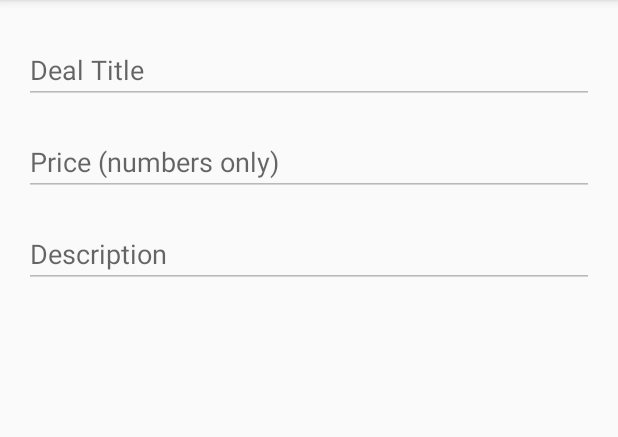
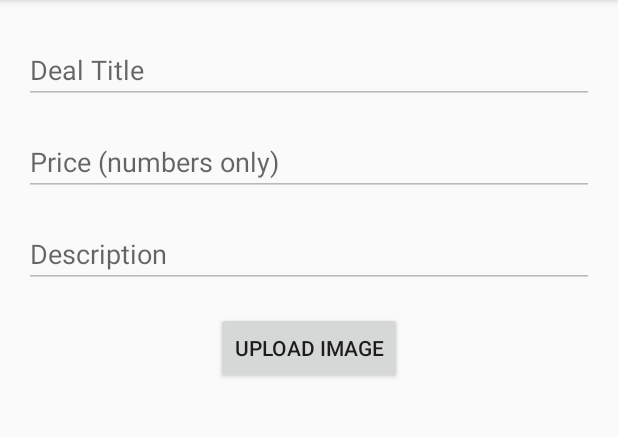
Before and after one commit to SpheleleZondo86/Travelmantics, an Android app: the DealActivity screen opened directly, with no data from a screen before it, on a phone screen of 412 x 824 dp, the part 84-521 px from its top. Run offline under Robolectric (Android 15) with nearby library versions, the phone set to English and light mode, and no system bars; our stand-ins replace Firebase (no records; nobody signed in at launch, a user with empty details on screens opened directly), Picasso; libraries missing offline, so code that uses them is left out: com.firebase.ui.

Commit message:
Upload image, Picasso draw image

```diff
--- a/app/build.gradle
+++ b/app/build.gradle
@@ -31,6 +31,8 @@ dependencies {
     androidTestImplementation 'androidx.test:runner:1.2.0'
     androidTestImplementation 'androidx.test.espresso:espresso-core:3.2.0'
     implementation 'com.google.firebase:firebase-database:18.0.1'
+    implementation 'com.google.firebase:firebase-storage:18.1.1'
     implementation 'androidx.recyclerview:recyclerview:1.0.0'
+    implementation 'com.squareup.picasso:picasso:2.71828'
 }
 apply plugin: 'com.google.gms.google-services'
--- a/app/src/main/java/com/example/travelmantics/DealActivity.java
+++ b/app/src/main/java/com/example/travelmantics/DealActivity.java
@@ -1,35 +1,48 @@
 package com.example.travelmantics;
 
 import androidx.annotation.NonNull;
+import androidx.annotation.Nullable;
 import androidx.appcompat.app.AppCompatActivity;
 
 import android.content.Intent;
+import android.content.res.Resources;
+import android.net.Uri;
 import android.os.Bundle;
 import android.view.Menu;
 import android.view.MenuInflater;
 import android.view.MenuItem;
+import android.view.View;
+import android.widget.Button;
 import android.widget.EditText;
+import android.widget.ImageView;
 import android.widget.Toast;
 
+import com.firebase.ui.auth.data.model.Resource;
 import com.google.android.gms.tasks.OnCompleteListener;
+import com.google.android.gms.tasks.OnSuccessListener;
 import com.google.android.gms.tasks.Task;
 import com.google.firebase.database.DatabaseReference;
+import com.google.firebase.storage.StorageReference;
+import com.google.firebase.storage.UploadTask;
+import com.squareup.picasso.Picasso;
 
 public class DealActivity extends AppCompatActivity {
+    public static final int REQUEST_CODE = 42;
     private DatabaseReference databaseReference;
     EditText txtTitle;
     EditText txtPrice;
     EditText txtDescription;
     private TravelDeal deal;
-
+    ImageView imageView;
     @Override
     protected void onCreate(Bundle savedInstanceState) {
         super.onCreate(savedInstanceState);
-        setContentView(R.layout.activity_insert);
+        setContentView(R.layout.activity_deal);
         databaseReference = FirebaseUtil.databaseReference;
         txtTitle = findViewById(R.id.txtTitle);
         txtPrice = findViewById(R.id.txtPrice);
         txtDescription = findViewById(R.id.txtDescription);
+        imageView = findViewById(R.id.image);
         Intent intent = getIntent();
         TravelDeal travelDeal = (TravelDeal)intent.getSerializableExtra("Deal");
         if(travelDeal == null) travelDeal = new TravelDeal();
@@ -37,6 +50,17 @@ public class DealActivity extends AppCompatActivity {
         txtTitle.setText(travelDeal.getTitle());
         txtPrice.setText(travelDeal.getPrice());
         txtDescription.setText(travelDeal.getDescription());
+        showImage(deal.getImageURL());
+        Button button = findViewById(R.id.btnImage);
+        button.setOnClickListener(new View.OnClickListener() {
+            @Override
+            public void onClick(View view) {
+                Intent intent = new Intent(Intent.ACTION_GET_CONTENT);
+                intent.setType("image/jpeg");
+                intent.putExtra(Intent.EXTRA_LOCAL_ONLY, true);
+                startActivityForResult(intent.createChooser(intent, "Insert Picture"), REQUEST_CODE);
+            }
+        });
     }
 
     @Override
@@ -127,4 +151,42 @@ public class DealActivity extends AppCompatActivity {
         txtDescription.setEnabled(isEnabled);
         txtTitle.setEnabled(isEnabled);
     }
+
+    @Override
+    protected void onActivityResult(int requestCode, int resultCode, @Nullable Intent data) {
+        super.onActivityResult(requestCode, resultCode, data);
+        if (requestCode == REQUEST_CODE && resultCode == RESULT_OK){
+            Uri imageUri = data.getData();
+            StorageReference storageReference = FirebaseUtil.storageReference.child(imageUri.getLastPathSegment());
+            storageReference.putFile(imageUri).addOnSuccessListener(this, new OnSuccessListener<UploadTask.TaskSnapshot>() {
+                @Override
+                public void onSuccess(UploadTask.TaskSnapshot taskSnapshot) {
+                    if (taskSnapshot.getMetadata() != null) {
+                        if (taskSnapshot.getMetadata().getReference() != null) {
+                            Task<Uri> result = taskSnapshot.getStorage().getDownloadUrl();
+                            result.addOnSuccessListener(new OnSuccessListener<Uri>() {
+                                @Override
+                                public void onSuccess(Uri uri) {
+                                    String imageUrl = uri.toString();
+                                    deal.setImageURL(imageUrl);
+                                    showImage(imageUrl);
+                                }
+                            });
+                        }
+                    }
+                }
+            });
+        }
+    }
+
+    private void showImage(String url){
+        if (url != null && !url.isEmpty()){
+            int width = Resources.getSystem().getDisplayMetrics().widthPixels;
+            Picasso.get()
+                    .load(url)
+                    .resize(width, width*2/3)
+                    .centerCrop()
+                    .into(imageView);
+        }
+    }
 }
--- a/app/src/main/res/layout/activity_insert.xml
+++ b/app/src/main/res/layout/activity_deal.xml
@@ -49,4 +49,32 @@
         app:layout_constraintEnd_toEndOf="parent"
         app:layout_constraintStart_toStartOf="parent"
         app:layout_constraintTop_toBottomOf="@+id/txtPrice" />
+
+    <Button
+        android:id="@+id/btnImage"
+        android:layout_width="wrap_content"
+        android:layout_height="wrap_content"
+        android:layout_marginStart="@dimen/text_margin_standard"
+        android:layout_marginLeft="@dimen/text_margin_standard"
+        android:layout_marginTop="@dimen/text_margin_standard"
+        android:layout_marginEnd="@dimen/text_margin_standard"
+        android:layout_marginRight="@dimen/text_margin_standard"
+        android:text="Upload Image"
+        app:layout_constraintEnd_toEndOf="parent"
+        app:layout_constraintStart_toStartOf="parent"
+        app:layout_constraintTop_toBottomOf="@+id/txtDescription" />
+
+    <ImageView
+        android:id="@+id/image"
+        android:layout_width="wrap_content"
+        android:layout_height="wrap_content"
+        android:layout_marginStart="@dimen/text_margin_standard"
+        android:layout_marginLeft="@dimen/text_margin_standard"
+        android:layout_marginTop="@dimen/text_margin_standard"
+        android:layout_marginEnd="@dimen/text_margin_standard"
+        android:layout_marginRight="@dimen/text_margin_standard"
+        app:layout_constraintEnd_toEndOf="parent"
+        app:layout_constraintStart_toStartOf="parent"
+        app:layout_constraintTop_toBottomOf="@+id/btnImage"
+        app:srcCompat="@android:drawable/screen_background_light_transparent" />
 </androidx.constraintlayout.widget.ConstraintLayout>
--- a/app/src/main/res/layout/recyclerview_row.xml
+++ b/app/src/main/res/layout/recyclerview_row.xml
@@ -7,7 +7,7 @@
 
 
     <ImageView
-        android:id="@+id/ImageDeal"
+        android:id="@+id/imageDeal"
         android:layout_width="93dp"
         android:layout_height="97dp"
         android:layout_marginStart="@dimen/text_margin_standard"
@@ -26,7 +26,7 @@
         android:layout_marginTop="@dimen/text_margin_standard"
         android:textSize="@dimen/title_large"
         android:text="TextView"
-        app:layout_constraintStart_toEndOf="@+id/ImageDeal"
+        app:layout_constraintStart_toEndOf="@+id/imageDeal"
         app:layout_constraintTop_toTopOf="parent" />
 
     <TextView
@@ -37,7 +37,7 @@
         android:layout_marginLeft="@dimen/text_margin_standard"
         android:layout_marginTop="@dimen/text_margin_standard"
         android:text="TextView"
-        app:layout_constraintStart_toEndOf="@+id/ImageDeal"
+        app:layout_constraintStart_toEndOf="@+id/imageDeal"
         app:layout_constraintTop_toBottomOf="@+id/tvTitle" />
 
     <TextView
```
Also changed, not shown: app/src/main/java/com/example/travelmantics/DealAdapter.java (+15 -1 lines), app/src/main/java/com/example/travelmantics/FirebaseUtil.java (+11 -0 lines).
